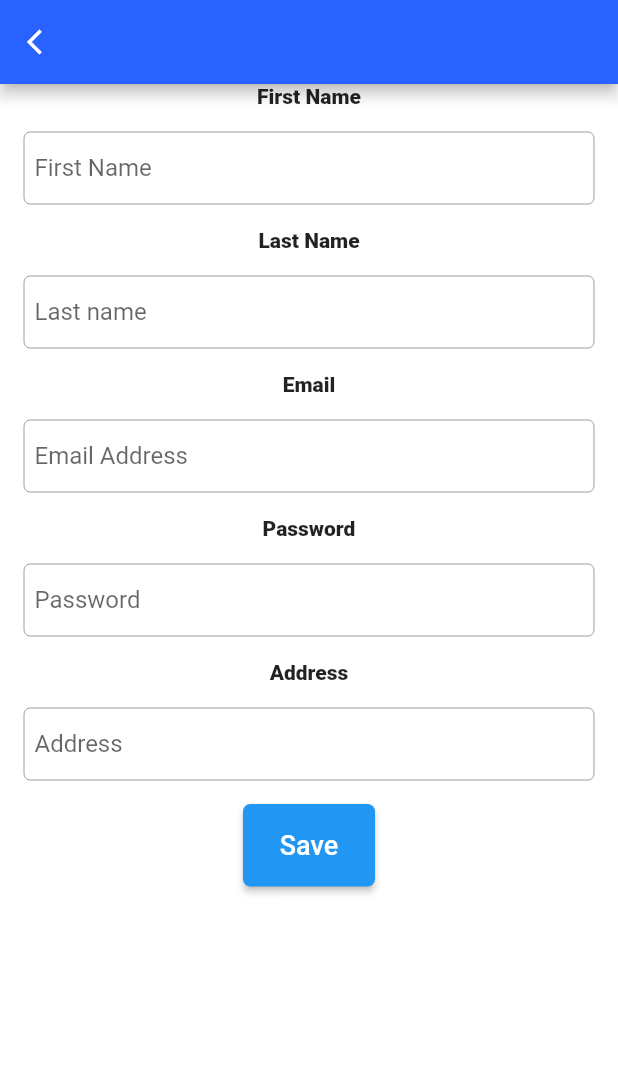
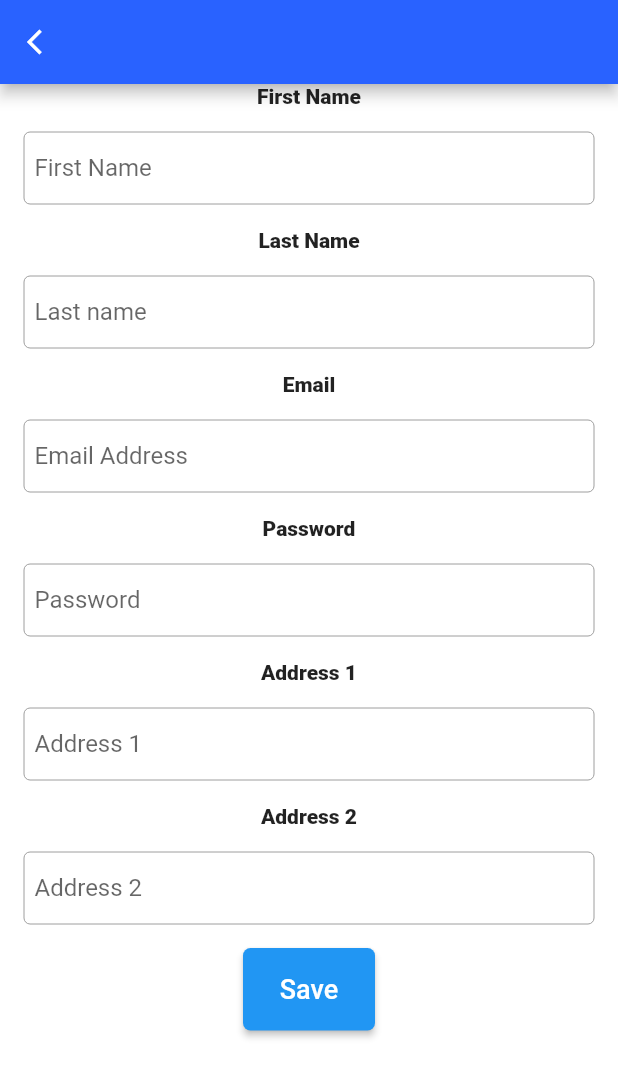
Before and after one commit to fauzipradipta/ProfessionalLaundry, a Flutter app: the MyProfilePage screen opened directly, on a phone screen of 412 x 824 dp. Shown: the top 1077 px of the screen. Run offline on Flutter 3.47's test engine with Material 2 defaults, Android fonts, the phone set to English and light mode, and no system bars; our stand-ins replace firebase_auth, firebase_core, firebase_database; missing offline and left inert: credit_card_number_validator; accounts and stored records are empty.

Commit message:
Update My Profile

```diff
--- a/lib/Screens/MyProfile.dart
+++ b/lib/Screens/MyProfile.dart
@@ -1,33 +1,53 @@
 // import 'dart:io';
 
+import 'package:firebase_core/firebase_core.dart';
+// import 'package:firebase_database/ui/firebase_animated_list.dart';
 import 'package:flutter/material.dart';
 import 'package:flutter/cupertino.dart';
 import 'package:flutter/services.dart';
 import 'package:pl/Screens/Mainpage.dart';
 import 'package:firebase_database/firebase_database.dart';
+// import 'package:pl/src/Data.dart';
 
 class MyProfilePage extends StatefulWidget {
+  MyProfilePage({this.data});
+  final FirebaseApp data;
+
   @override
   _MyProfilePageState createState() => _MyProfilePageState();
 }
 
 class _MyProfilePageState extends State<MyProfilePage> {
-  DatabaseReference _ref;
 
-  TextEditingController _firstnameController = TextEditingController();
-  TextEditingController _lastnameController = TextEditingController();
-  TextEditingController _emailController = TextEditingController();
-  TextEditingController _passwordController = TextEditingController();
-  TextEditingController _addressController = TextEditingController();
-  // _ref = FirebaseDatabase.instance.reference().child('Profile');
+  //Tracking changes to all Text Variable
+  TextEditingController _firstnameController;
+  TextEditingController _lastnameController;
+  TextEditingController _emailController;
+  TextEditingController _passwordController;
+  TextEditingController _addressController;
+  TextEditingController _address2Controller;
+
+  DatabaseReference _ref ;
+  final referenceData = FirebaseDatabase.instance;
 
   @override
-  void initState(){
-
+  // ignore: must_call_super
+  void initState() {
+   _firstnameController = TextEditingController();
+   _lastnameController = TextEditingController();
+   _emailController = TextEditingController();
+   _passwordController = TextEditingController();
+   _addressController = TextEditingController();
+   _address2Controller = TextEditingController();
    _ref = FirebaseDatabase.instance.reference().child('Profile');
   }
+
   @override
   Widget build(BuildContext context) {
+
+    // List<Data>dataList=[];
+
+
     return Scaffold(
        resizeToAvoidBottomInset: false,
        backgroundColor: Colors.white,
@@ -180,7 +200,7 @@ class _MyProfilePageState extends State<MyProfilePage> {
               ),
 
               //address
-              Text('Address',
+              Text('Address 1',
                 style: TextStyle(
                 fontSize:14.0,
                 fontWeight: FontWeight.w800)
@@ -191,8 +211,40 @@ class _MyProfilePageState extends State<MyProfilePage> {
                   keyboardType: TextInputType.streetAddress,
                   controller: _addressController,
                   decoration: InputDecoration(
-                    labelText: 'Address',
-                    hintText: 'Address',
+                    labelText: 'Address 1',
+                    hintText: 'Address 1',
+                    hintStyle:TextStyle(color:Color(0xFFCCCCC)),
+                    contentPadding: new EdgeInsets.symmetric(
+                      vertical:14.0,
+                      horizontal:7.0,
+                  ),
+                  focusedBorder: const OutlineInputBorder(
+                      borderSide: const BorderSide(
+                        color: Colors.grey,
+                        width: 0.0),
+                    ),
+                    enabledBorder: const OutlineInputBorder(
+                      borderSide: const BorderSide(color: Colors.grey,
+                      width:0.0),
+                    ),
+                  ),
+                ),
+              ),
+
+              //Address 2
+              Text('Address 2',
+                style: TextStyle(
+                fontSize:14.0,
+                fontWeight: FontWeight.w800)
+              ),
+              Padding(
+                padding: EdgeInsets.all(16.0),
+                child: TextFormField(
+                  keyboardType: TextInputType.streetAddress,
+                  controller: _address2Controller,
+                  decoration: InputDecoration(
+                    labelText: 'Address 2',
+                    hintText: 'Address 2',
                     hintStyle:TextStyle(color:Color(0xFFCCCCC)),
                     contentPadding: new EdgeInsets.symmetric(
                       vertical:14.0,
@@ -223,6 +275,7 @@ class _MyProfilePageState extends State<MyProfilePage> {
                     ),
                     onPressed: (){
                       saveContact();
+                      Navigator.of(context).pushReplacement(MaterialPageRoute(builder: (context) =>MyProfilePage()));
 
                     },
                   ),
@@ -239,14 +292,18 @@ class _MyProfilePageState extends State<MyProfilePage> {
     String email = _emailController.text;
     String pass = _passwordController.text;
     String address = _addressController.text;
+    String address2 = _address2Controller.text;
 
     Map<String, String> profile = {
       'First Name': firstname,
       'Last Name' : lastname,
       'Email'     : email,
       'Password'  : pass,
-      'Address'   : address
+      'Address'   : address,
+      'Address2'  : address2
     };
-    _ref.push().set(profile).then((value) => Navigator.pop(context));
+    _ref.push().set(profile).then((value) {
+        Navigator.pop(context);
+    });
   }
 }
--- /dev/null
+++ b/lib/src/Data.dart
@@ -0,0 +1,12 @@
+class Data{
+  String firstname, lastname, email, pass,address,address2;
+
+  Data(
+    this.firstname,
+    this.lastname,
+    this.email,
+    this.pass,
+    this.address,
+    this.address2
+  );
+}
--- a/pubspec.yaml
+++ b/pubspec.yaml
@@ -31,9 +31,9 @@ dependencies:
   http: 0.12.1
 
   #Firebase
-  firebase_core: ^0.5.2
+  firebase_core: ^0.5.3
   firebase_auth: ^0.18.3
-  firebase_database: "^4.4.0"
+  firebase_database: ^4.4.0
 
   #timeline_tile for tracking page
   timeline_tile: ^1.0.0
```
